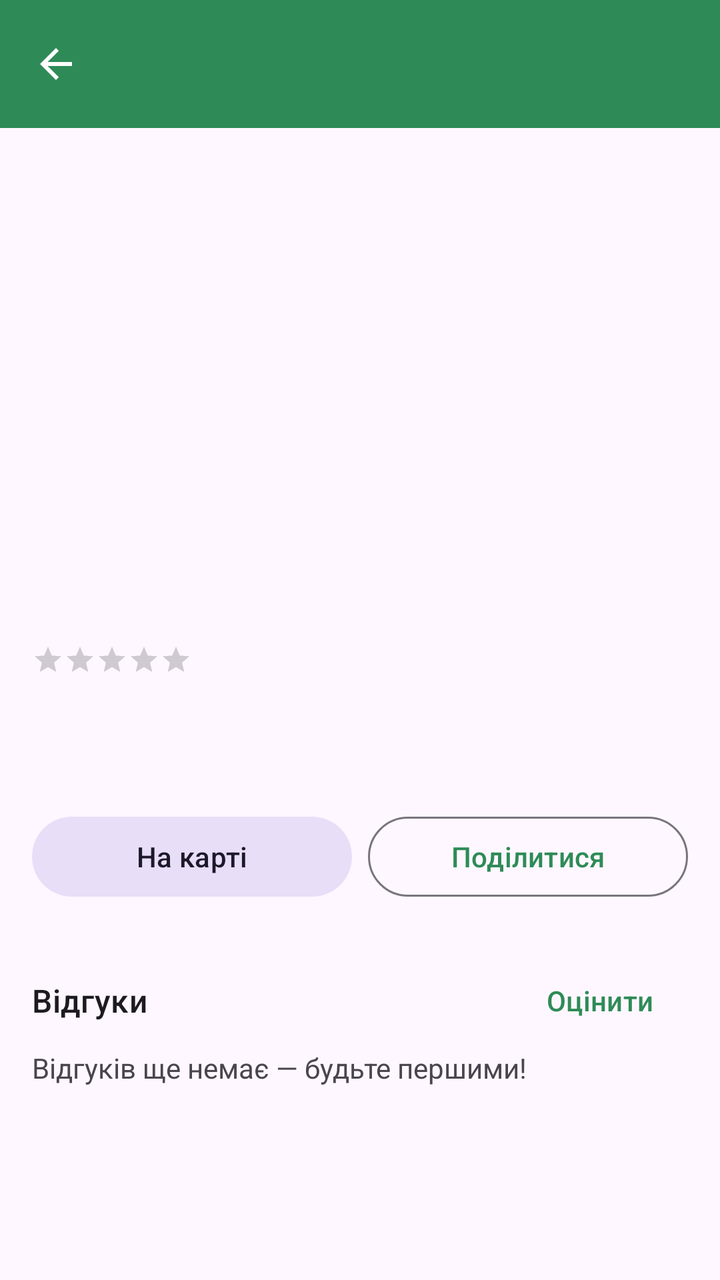
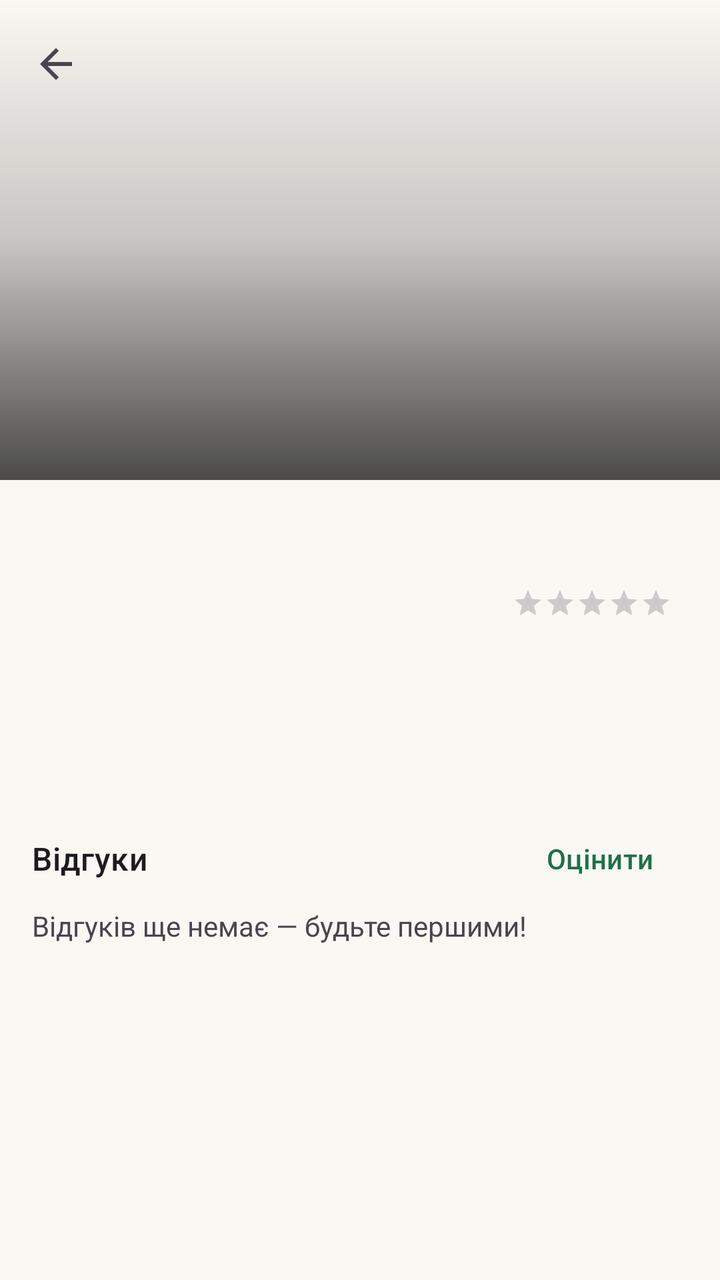

An Android layout rendered at two revisions. The XML below is the earlier revision; the diff shows what the commit changed to produce the second picture.
<!-- AndroidManifest.xml: application theme Theme.TourSpots -->
<!-- res/layout/activity_location_detail.xml -->
<?xml version="1.0" encoding="utf-8"?>
<LinearLayout xmlns:android="http://schemas.android.com/apk/res/android"
    xmlns:app="http://schemas.android.com/apk/res-auto"
    xmlns:tools="http://schemas.android.com/tools"
    android:layout_width="match_parent"
    android:layout_height="match_parent"
    android:orientation="vertical"
    tools:context=".locations.LocationDetailActivity">

    <com.google.android.material.appbar.MaterialToolbar
        android:id="@+id/toolbar"
        android:layout_width="match_parent"
        android:layout_height="?attr/actionBarSize"
        android:background="@color/green_primary"
        android:theme="@style/ThemeOverlay.Material3.Dark.ActionBar"
        app:navigationIcon="?attr/homeAsUpIndicator" />

    <ScrollView
        android:layout_width="match_parent"
        android:layout_height="match_parent">

        <LinearLayout
            android:layout_width="match_parent"
            android:layout_height="wrap_content"
            android:orientation="vertical">

            <ImageView
                android:id="@+id/ivHeader"
                android:layout_width="match_parent"
                android:layout_height="180dp"
                android:importantForAccessibility="no"
                android:scaleType="centerCrop" />

            <LinearLayout
                android:layout_width="match_parent"
                android:layout_height="wrap_content"
                android:orientation="vertical"
                android:padding="16dp">

                <TextView
                    android:id="@+id/tvTitle"
                    android:layout_width="match_parent"
                    android:layout_height="wrap_content"
                    android:textAppearance="?attr/textAppearanceHeadlineSmall" />

                <TextView
                    android:id="@+id/tvMeta"
                    android:layout_width="match_parent"
                    android:layout_height="wrap_content"
                    android:layout_marginTop="4dp"
                    android:textAppearance="?attr/textAppearanceBodySmall" />

                <LinearLayout
                    android:layout_width="match_parent"
                    android:layout_height="wrap_content"
                    android:layout_marginTop="8dp"
                    android:gravity="center_vertical"
                    android:orientation="horizontal">

                    <RatingBar
                        android:id="@+id/ratingAverage"
                        style="?android:attr/ratingBarStyleSmall"
                        android:layout_width="wrap_content"
                        android:layout_height="wrap_content"
                        android:isIndicator="true"
                        android:numStars="5"
                        android:stepSize="0.1" />

                    <TextView
                        android:id="@+id/tvAverage"
                        android:layout_width="wrap_content"
                        android:layout_height="wrap_content"
                        android:layout_marginStart="8dp"
                        android:textAppearance="?attr/textAppearanceLabelLarge" />
                </LinearLayout>

                <TextView
                    android:id="@+id/tvDescription"
                    android:layout_width="match_parent"
                    android:layout_height="wrap_content"
                    android:layout_marginTop="12dp"
                    android:textAppearance="?attr/textAppearanceBodyLarge"
                    android:textIsSelectable="true" />

                <TextView
                    android:id="@+id/tvCoordinates"
                    android:layout_width="match_parent"
                    android:layout_height="wrap_content"
                    android:layout_marginTop="12dp"
                    android:fontFamily="monospace"
                    android:textAppearance="?attr/textAppearanceBodyMedium" />

                <LinearLayout
                    android:layout_width="match_parent"
                    android:layout_height="wrap_content"
                    android:orientation="horizontal">

                    <Button
                        android:id="@+id/btnShowOnMap"
                        style="@style/Widget.Material3.Button.TonalButton"
                        android:layout_width="0dp"
                        android:layout_height="wrap_content"
                        android:layout_marginEnd="4dp"
                        android:layout_weight="1"
                        android:text="@string/show_on_map" />

                    <Button
                        android:id="@+id/btnShare"
                        style="@style/Widget.Material3.Button.OutlinedButton"
                        android:layout_width="0dp"
                        android:layout_height="wrap_content"
                        android:layout_marginStart="4dp"
                        android:layout_weight="1"
                        android:text="@string/share" />
                </LinearLayout>

                <HorizontalScrollView
                    android:id="@+id/photoScroll"
                    android:layout_width="match_parent"
                    android:layout_height="wrap_content"
                    android:layout_marginTop="8dp">

                    <LinearLayout
                        android:id="@+id/photoStrip"
                        android:layout_width="wrap_content"
                        android:layout_height="wrap_content"
                        android:orientation="horizontal" />
                </HorizontalScrollView>

                <LinearLayout
                    android:layout_width="match_parent"
                    android:layout_height="wrap_content"
                    android:layout_marginTop="16dp"
                    android:gravity="center_vertical"
                    android:orientation="horizontal">

                    <TextView
                        android:layout_width="0dp"
                        android:layout_height="wrap_content"
                        android:layout_weight="1"
                        android:text="@string/reviews"
                        android:textAppearance="?attr/textAppearanceTitleMedium" />

                    <Button
                        android:id="@+id/btnAddReview"
                        style="@style/Widget.Material3.Button.TextButton"
                        android:layout_width="wrap_content"
                        android:layout_height="wrap_content"
                        android:text="@string/add_review" />
                </LinearLayout>

                <LinearLayout
                    android:id="@+id/reviewList"
                    android:layout_width="match_parent"
                    android:layout_height="wrap_content"
                    android:orientation="vertical" />

                <TextView
                    android:id="@+id/tvNoReviews"
                    android:layout_width="wrap_content"
                    android:layout_height="wrap_content"
                    android:text="@string/no_reviews" />
            </LinearLayout>
        </LinearLayout>
    </ScrollView>
</LinearLayout>
<!-- resources referenced by this layout -->
<resources>
  <color name="green_primary">#2E8B57</color>
  <string name="share">Поділитися</string>
  <string name="show_on_map">На карті</string>
  <style name="Theme.TourSpots" parent="Theme.Material3.Light.NoActionBar">
          <item name="colorPrimary">@color/green_primary</item>
          <item name="colorOnPrimary">@color/white</item>
          <item name="colorSecondary">@color/sky</item>
      </style>
  <color name="white">#FFFFFF</color>
  <color name="sky">#7EC8E3</color>
  <!-- unchanged entries left out for length: 3 -->
</resources>

<!-- the commit's change to res/layout/activity_location_detail.xml (unified diff, before → after) -->
@@ -1,166 +1,170 @@
 <?xml version="1.0" encoding="utf-8"?>
-<LinearLayout xmlns:android="http://schemas.android.com/apk/res/android"
+<androidx.coordinatorlayout.widget.CoordinatorLayout xmlns:android="http://schemas.android.com/apk/res/android"
     xmlns:app="http://schemas.android.com/apk/res-auto"
     xmlns:tools="http://schemas.android.com/tools"
     android:layout_width="match_parent"
     android:layout_height="match_parent"
-    android:orientation="vertical"
     tools:context=".locations.LocationDetailActivity">
 
-    <com.google.android.material.appbar.MaterialToolbar
-        android:id="@+id/toolbar"
+    <com.google.android.material.appbar.AppBarLayout
         android:layout_width="match_parent"
-        android:layout_height="?attr/actionBarSize"
-        android:background="@color/green_primary"
-        android:theme="@style/ThemeOverlay.Material3.Dark.ActionBar"
-        app:navigationIcon="?attr/homeAsUpIndicator" />
+        android:layout_height="wrap_content"
+        android:background="?attr/colorSurface">
 
-    <ScrollView
+        <com.google.android.material.appbar.CollapsingToolbarLayout
+            android:id="@+id/collapsingToolbar"
+            android:layout_width="match_parent"
+            android:layout_height="240dp"
+            app:contentScrim="?attr/colorSurface"
+            app:expandedTitleMarginStart="@dimen/space_16"
+            app:expandedTitleTextColor="@android:color/white"
+            app:layout_scrollFlags="scroll|exitUntilCollapsed"
+            app:titleEnabled="true">
+
+            <ImageView
+                android:id="@+id/ivHeader"
+                android:layout_width="match_parent"
+                android:layout_height="match_parent"
+                android:importantForAccessibility="no"
+                android:scaleType="centerCrop"
+                app:layout_collapseMode="parallax" />
+
+            <View
+                android:layout_width="match_parent"
+                android:layout_height="match_parent"
+                android:background="@drawable/scrim_header"
+                app:layout_collapseMode="parallax" />
+
+            <com.google.android.material.appbar.MaterialToolbar
+                android:id="@+id/toolbar"
+                android:layout_width="match_parent"
+                android:layout_height="?attr/actionBarSize"
+                app:layout_collapseMode="pin"
+                app:navigationIcon="?attr/homeAsUpIndicator" />
+        </com.google.android.material.appbar.CollapsingToolbarLayout>
+    </com.google.android.material.appbar.AppBarLayout>
+
+    <androidx.core.widget.NestedScrollView
         android:layout_width="match_parent"
-        android:layout_height="match_parent">
+        android:layout_height="match_parent"
+        app:layout_behavior="@string/appbar_scrolling_view_behavior">
 
         <LinearLayout
             android:layout_width="match_parent"
             android:layout_height="wrap_content"
-            android:orientation="vertical">
+            android:orientation="vertical"
+            android:padding="@dimen/space_16">
 
-            <ImageView
-                android:id="@+id/ivHeader"
+            <TextView
+                android:id="@+id/tvTitle"
                 android:layout_width="match_parent"
-                android:layout_height="180dp"
-                android:importantForAccessibility="no"
-                android:scaleType="centerCrop" />
+                android:layout_height="wrap_content"
+                android:textAppearance="?attr/textAppearanceHeadlineSmall" />
 
             <LinearLayout
                 android:layout_width="match_parent"
                 android:layout_height="wrap_content"
-                android:orientation="vertical"
-                android:padding="16dp">
-
-                <TextView
-                    android:id="@+id/tvTitle"
-                    android:layout_width="match_parent"
-                    android:layout_height="wrap_content"
-                    android:textAppearance="?attr/textAppearanceHeadlineSmall" />
+                android:layout_marginTop="@dimen/space_4"
+                android:gravity="center_vertical"
+                android:orientation="horizontal">
 
                 <TextView
                     android:id="@+id/tvMeta"
-                    android:layout_width="match_parent"
+                    android:layout_width="0dp"
                     android:layout_height="wrap_content"
-                    android:layout_marginTop="4dp"
-                    android:textAppearance="?attr/textAppearanceBodySmall" />
+                    android:layout_weight="1"
+                    android:ellipsize="end"
+                    android:maxLines="2"
+                    android:textAppearance="?attr/textAppearanceBodySmall"
+                    android:textColor="?attr/colorOnSurfaceVariant" />
+
+                <RatingBar
+                    android:id="@+id/ratingAverage"
+                    style="?android:attr/ratingBarStyleSmall"
+                    android:layout_width="wrap_content"
+                    android:layout_height="wrap_content"
+                    android:isIndicator="true"
+                    android:numStars="5"
+                    android:stepSize="0.1" />
+
+                <TextView
+                    android:id="@+id/tvAverage"
+                    android:layout_width="wrap_content"
+                    android:layout_height="wrap_content"
+                    android:layout_marginStart="@dimen/space_8"
+                    android:textAppearance="?attr/textAppearanceLabelLarge" />
+            </LinearLayout>
+
+            <TextView
+                android:id="@+id/tvDescription"
+                android:layout_width="match_parent"
+                android:layout_height="wrap_content"
+                android:layout_marginTop="@dimen/space_12"
+                android:textAppearance="?attr/textAppearanceBodyLarge"
+                android:textIsSelectable="true" />
+
+            <TextView
+                android:id="@+id/tvCoordinates"
+                android:layout_width="match_parent"
+                android:layout_height="wrap_content"
+                android:layout_marginTop="@dimen/space_12"
+                android:textAppearance="?attr/textAppearanceBodySmall"
+                android:textColor="?attr/colorOnSurfaceVariant" />
+
+            <HorizontalScrollView
+                android:id="@+id/photoScroll"
+                android:layout_width="match_parent"
+                android:layout_height="wrap_content"
+                android:layout_marginTop="@dimen/space_8">
 
                 <LinearLayout
-                    android:layout_width="match_parent"
+                    android:id="@+id/photoStrip"
+                    android:layout_width="wrap_content"
                     android:layout_height="wrap_content"
-                    android:layout_marginTop="8dp"
-                    android:gravity="center_vertical"
-                    android:orientation="horizontal">
+                    android:orientation="horizontal" />
+            </HorizontalScrollView>
 
-                    <RatingBar
-                        android:id="@+id/ratingAverage"
-                        style="?android:attr/ratingBarStyleSmall"
-                        android:layout_width="wrap_content"
-                        android:layout_height="wrap_content"
-                        android:isIndicator="true"
-                        android:numStars="5"
-                        android:stepSize="0.1" />
-
-                    <TextView
-                        android:id="@+id/tvAverage"
-                        android:layout_width="wrap_content"
-                        android:layout_height="wrap_content"
-                        android:layout_marginStart="8dp"
-                        android:textAppearance="?attr/textAppearanceLabelLarge" />
-                </LinearLayout>
+            <LinearLayout
+                android:layout_width="match_parent"
+                android:layout_height="wrap_content"
+                android:layout_marginTop="@dimen/space_24"
+                android:gravity="center_vertical"
+                android:orientation="horizontal">
 
                 <TextView
-                    android:id="@+id/tvDescription"
-                    android:layout_width="match_parent"
+                    android:layout_width="0dp"
                     android:layout_height="wrap_content"
-                    android:layout_marginTop="12dp"
-                    android:textAppearance="?attr/textAppearanceBodyLarge"
-                    android:textIsSelectable="true" />
+                    android:layout_weight="1"
+                    android:text="@string/reviews"
+                    android:textAppearance="?attr/textAppearanceTitleMedium" />
 
-                <TextView
-                    android:id="@+id/tvCoordinates"
-                    android:layout_width="match_parent"
-                    android:layout_height="wrap_content"
-                    android:layout_marginTop="12dp"
-                    android:fontFamily="monospace"
-                    android:textAppearance="?attr/textAppearanceBodyMedium" />
-
-                <LinearLayout
-                    android:layout_width="match_parent"
-                    android:layout_height="wrap_content"
-                    android:orientation="horizontal">
-
-                    <Button
-                        android:id="@+id/btnShowOnMap"
-                        style="@style/Widget.Material3.Button.TonalButton"
-                        android:layout_width="0dp"
-                        android:layout_height="wrap_content"
-                        android:layout_marginEnd="4dp"
-                        android:layout_weight="1"
-                        android:text="@string/show_on_map" />
-
-                    <Button
-                        android:id="@+id/btnShare"
-                        style="@style/Widget.Material3.Button.OutlinedButton"
-                        android:layout_width="0dp"
-                        android:layout_height="wrap_content"
-                        android:layout_marginStart="4dp"
-                        android:layout_weight="1"
-                        android:text="@string/share" />
-                </LinearLayout>
-
-                <HorizontalScrollView
-                    android:id="@+id/photoScroll"
-                    android:layout_width="match_parent"
-                    android:layout_height="wrap_content"
-                    android:layout_marginTop="8dp">
-
-                    <LinearLayout
-                        android:id="@+id/photoStrip"
-                        android:layout_width="wrap_content"
-                        android:layout_height="wrap_content"
-                        android:orientation="horizontal" />
-                </HorizontalScrollView>
-
-                <LinearLayout
-                    android:layout_width="match_parent"
-                    android:layout_height="wrap_content"
-                    android:layout_marginTop="16dp"
-                    android:gravity="center_vertical"
-                    android:orientation="horizontal">
-
-                    <TextView
-                        android:layout_width="0dp"
-                        android:layout_height="wrap_content"
-                        android:layout_weight="1"
-                        android:text="@string/reviews"
-                        android:textAppearance="?attr/textAppearanceTitleMedium" />
-
-                    <Button
-                        android:id="@+id/btnAddReview"
-                        style="@style/Widget.Material3.Button.TextButton"
-                        android:layout_width="wrap_content"
-                        android:layout_height="wrap_content"
-                        android:text="@string/add_review" />
-                </LinearLayout>
-
-                <LinearLayout
-                    android:id="@+id/reviewList"
-                    android:layout_width="match_parent"
-                    android:layout_height="wrap_content"
-                    android:orientation="vertical" />
-
-                <TextView
-                    android:id="@+id/tvNoReviews"
+                <Button
+                    android:id="@+id/btnAddReview"
+                    style="@style/Widget.Material3.Button.TextButton"
                     android:layout_width="wrap_content"
                     android:layout_height="wrap_content"
-                    android:text="@string/no_reviews" />
+                    android:text="@string/add_review" />
             </LinearLayout>
+
+            <LinearLayout
+                android:id="@+id/reviewList"
+                android:layout_width="match_parent"
+                android:layout_height="wrap_content"
+                android:orientation="vertical" />
+
+            <Button
+                android:id="@+id/btnShowAllReviews"
+                style="@style/Widget.Material3.Button.TextButton"
+                android:layout_width="wrap_content"
+                android:layout_height="wrap_content"
+                android:layout_gravity="start"
+                android:visibility="gone" />
+
+            <TextView
+                android:id="@+id/tvNoReviews"
+                android:layout_width="wrap_content"
+                android:layout_height="wrap_content"
+                android:text="@string/no_reviews" />
         </LinearLayout>
-    </ScrollView>
-</LinearLayout>
+    </androidx.core.widget.NestedScrollView>
+</androidx.coordinatorlayout.widget.CoordinatorLayout>
<!-- resource entries referenced after the edit -->
@@ -1,15 +1,87 @@
 <!-- resources referenced by this layout -->
 <resources>
-  <color name="green_primary">#2E8B57</color>
-  <string name="share">Поділитися</string>
-  <string name="show_on_map">На карті</string>
-  <style name="Theme.TourSpots" parent="Theme.Material3.Light.NoActionBar">
-          <item name="colorPrimary">@color/green_primary</item>
-          <item name="colorOnPrimary">@color/white</item>
-          <item name="colorSecondary">@color/sky</item>
+  <dimen name="space_12">12dp</dimen>
+  <dimen name="space_16">16dp</dimen>
+  <dimen name="space_24">24dp</dimen>
+  <dimen name="space_4">4dp</dimen>
+  <dimen name="space_8">8dp</dimen>
+  <!-- drawable scrim_header (drawable) -->
+  <?xml version="1.0" encoding="utf-8"?>
+  <shape xmlns:android="http://schemas.android.com/apk/res/android">
+      <gradient
+          android:angle="270"
+          android:startColor="#00000000"
+          android:centerColor="#33000000"
+          android:endColor="#B3000000" />
+  </shape>
+  <style name="Theme.TourSpots" parent="Theme.Material3.DayNight.NoActionBar">
+          <item name="colorPrimary">@color/md_primary</item>
+          <item name="colorOnPrimary">@color/md_on_primary</item>
+          <item name="colorPrimaryContainer">@color/md_primary_container</item>
+          <item name="colorOnPrimaryContainer">@color/md_on_primary_container</item>
+          <item name="colorSecondary">@color/md_secondary</item>
+          <item name="colorOnSecondary">@color/md_on_secondary</item>
+          <item name="colorSecondaryContainer">@color/md_secondary_container</item>
+          <item name="colorOnSecondaryContainer">@color/md_on_secondary_container</item>
+          <item name="colorTertiary">@color/md_tertiary</item>
+          <item name="colorOnTertiary">@color/md_on_tertiary</item>
+          <item name="colorTertiaryContainer">@color/md_tertiary_container</item>
+          <item name="colorOnTertiaryContainer">@color/md_on_tertiary_container</item>
+          <item name="colorSurface">@color/md_surface</item>
+          <item name="colorOnSurface">@color/md_on_surface</item>
+          <item name="colorSurfaceVariant">@color/md_surface_variant</item>
+          <item name="colorOnSurfaceVariant">@color/md_on_surface_variant</item>
+          <item name="colorSurfaceContainer">@color/md_surface_container</item>
+          <item name="colorSurfaceContainerHigh">@color/md_surface_container_high</item>
+          <item name="colorOutline">@color/md_outline</item>
+          <item name="colorError">@color/md_error</item>
+          <item name="colorOnError">@color/md_on_error</item>
+          <item name="android:colorBackground">@color/md_surface</item>
+          <item name="android:windowBackground">@color/md_surface</item>
+          <item name="android:statusBarColor">@android:color/transparent</item>
+          <item name="android:navigationBarColor">@android:color/transparent</item>
+          <item name="android:windowLightStatusBar">true</item>
+          <item name="android:windowLightNavigationBar">true</item>
+          <item name="shapeAppearanceSmallComponent">@style/ShapeAppearance.TourSpots.Small</item>
+          <item name="shapeAppearanceMediumComponent">@style/ShapeAppearance.TourSpots.Medium</item>
+          <item name="shapeAppearanceLargeComponent">@style/ShapeAppearance.TourSpots.Large</item>
       </style>
-  <color name="white">#FFFFFF</color>
-  <color name="sky">#7EC8E3</color>
+  <color name="md_primary">#1F7048</color>
+  <color name="md_on_primary">#FFFFFF</color>
+  <color name="md_primary_container">#B4F0CB</color>
+  <color name="md_on_primary_container">#00210F</color>
+  <color name="md_secondary">#3F6374</color>
+  <color name="md_on_secondary">#FFFFFF</color>
+  <color name="md_secondary_container">#C3E8FB</color>
+  <color name="md_on_secondary_container">#001F2A</color>
+  <color name="md_tertiary">#7EC8E3</color>
+  <color name="md_on_tertiary">#003547</color>
+  <color name="md_tertiary_container">#D0EEFA</color>
+  <color name="md_on_tertiary_container">#001F2A</color>
+  <color name="md_surface">#FAF8F3</color>
+  <color name="md_on_surface">#171D1A</color>
+  <color name="md_surface_variant">#DCE5DD</color>
+  <color name="md_on_surface_variant">#404943</color>
+  <color name="md_surface_container">#EAF0EB</color>
+  <color name="md_surface_container_high">#E4EAE5</color>
+  <color name="md_outline">#707973</color>
+  <color name="md_error">#BA1A1A</color>
+  <color name="md_on_error">#FFFFFF</color>
+  <style name="ShapeAppearance.TourSpots.Small" parent="ShapeAppearance.Material3.SmallComponent">
+          <item name="cornerFamily">rounded</item>
+          <item name="cornerSize">@dimen/corner_small</item>
+      </style>
+  <style name="ShapeAppearance.TourSpots.Medium" parent="ShapeAppearance.Material3.MediumComponent">
+          <item name="cornerFamily">rounded</item>
+          <item name="cornerSize">@dimen/corner_medium</item>
+      </style>
+  <style name="ShapeAppearance.TourSpots.Large" parent="ShapeAppearance.Material3.LargeComponent">
+          <item name="cornerFamily">rounded</item>
+          <item name="cornerSize">@dimen/corner_large</item>
+      </style>
+  <dimen name="corner_small">8dp</dimen>
+  <dimen name="corner_medium">12dp</dimen>
+  <dimen name="corner_large">28dp</dimen>
   <!-- unchanged entries left out for length: 3 -->
 </resources>
 
